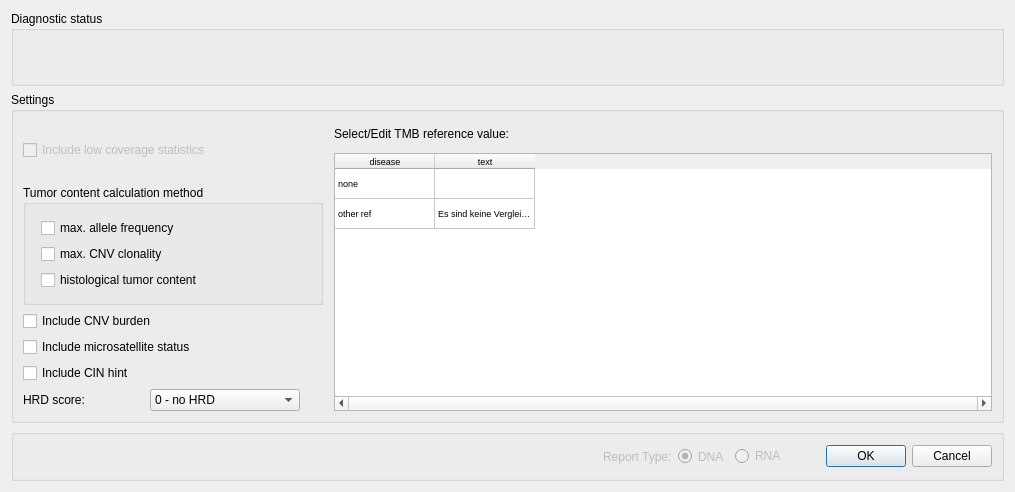
Qt form src/GSvar/SomaticReportDialog.ui (imgag/ngs-bits) before a commit.
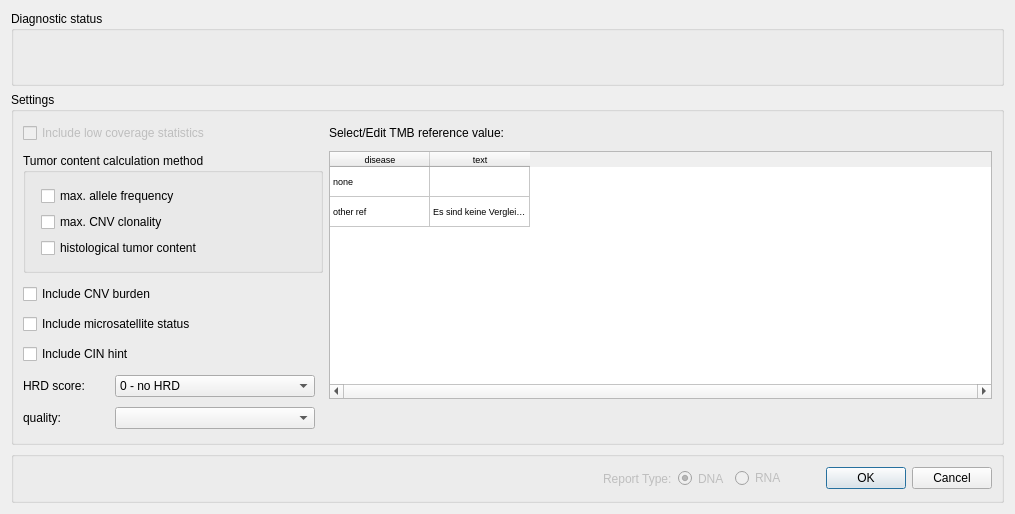
The same form after that commit.

Commit message: Added quality to settings

The edit to the form file:
```diff
--- a/src/GSvar/SomaticReportDialog.ui
+++ b/src/GSvar/SomaticReportDialog.ui
@@ -7,7 +7,7 @@
     <x>0</x>
     <y>0</y>
     <width>1015</width>
-    <height>492</height>
+    <height>514</height>
    </rect>
   </property>
   <property name="sizePolicy">
@@ -88,10 +88,7 @@
       <string>Settings</string>
      </property>
      <layout class="QGridLayout" name="gridLayout_3">
-      <property name="horizontalSpacing">
-       <number>11</number>
-      </property>
-      <item row="0" column="0" rowspan="2" colspan="2">
+      <item row="0" column="0" colspan="2">
        <widget class="QCheckBox" name="include_low_cov">
         <property name="enabled">
          <bool>false</bool>
@@ -120,7 +117,58 @@
         </property>
        </widget>
       </item>
-      <item row="1" column="2" rowspan="6">
+      <item row="1" column="0" colspan="2">
+       <widget class="QGroupBox" name="groupBox_3">
+        <property name="minimumSize">
+         <size>
+          <width>250</width>
+          <height>120</height>
+         </size>
+        </property>
+        <property name="maximumSize">
+         <size>
+          <width>375</width>
+          <height>120</height>
+         </size>
+        </property>
+        <property name="title">
+         <string>Tumor content calculation method</string>
+        </property>
+        <layout class="QGridLayout" name="gridLayout">
+         <property name="leftMargin">
+          <number>15</number>
+         </property>
+         <property name="topMargin">
+          <number>10</number>
+         </property>
+         <property name="verticalSpacing">
+          <number>3</number>
+         </property>
+         <item row="0" column="0">
+          <widget class="QCheckBox" name="include_max_tum_freq">
+           <property name="text">
+            <string>max. allele frequency</string>
+           </property>
+          </widget>
+         </item>
+         <item row="1" column="0">
+          <widget class="QCheckBox" name="include_max_clonality">
+           <property name="text">
+            <string>max. CNV clonality</string>
+           </property>
+          </widget>
+         </item>
+         <item row="2" column="0">
+          <widget class="QCheckBox" name="include_tum_content_histological">
+           <property name="text">
+            <string>histological tumor content</string>
+           </property>
+          </widget>
+         </item>
+        </layout>
+       </widget>
+      </item>
+      <item row="1" column="2" rowspan="5">
        <widget class="QTableWidget" name="tmb_reference">
         <property name="sizePolicy">
          <sizepolicy hsizetype="Expanding" vsizetype="Expanding">
@@ -218,57 +266,6 @@
        </widget>
       </item>
       <item row="2" column="0" colspan="2">
-       <widget class="QGroupBox" name="groupBox_3">
-        <property name="minimumSize">
-         <size>
-          <width>250</width>
-          <height>120</height>
-         </size>
-        </property>
-        <property name="maximumSize">
-         <size>
-          <width>375</width>
-          <height>120</height>
-         </size>
-        </property>
-        <property name="title">
-         <string>Tumor content calculation method</string>
-        </property>
-        <layout class="QGridLayout" name="gridLayout">
-         <property name="leftMargin">
-          <number>15</number>
-         </property>
-         <property name="topMargin">
-          <number>10</number>
-         </property>
-         <property name="verticalSpacing">
-          <number>3</number>
-         </property>
-         <item row="0" column="0">
-          <widget class="QCheckBox" name="include_max_tum_freq">
-           <property name="text">
-            <string>max. allele frequency</string>
-           </property>
-          </widget>
-         </item>
-         <item row="1" column="0">
-          <widget class="QCheckBox" name="include_max_clonality">
-           <property name="text">
-            <string>max. CNV clonality</string>
-           </property>
-          </widget>
-         </item>
-         <item row="2" column="0">
-          <widget class="QCheckBox" name="include_tum_content_histological">
-           <property name="text">
-            <string>histological tumor content</string>
-           </property>
-          </widget>
-         </item>
-        </layout>
-       </widget>
-      </item>
-      <item row="3" column="0" colspan="2">
        <widget class="QCheckBox" name="include_cnv_burden">
         <property name="minimumSize">
          <size>
@@ -281,7 +278,7 @@
         </property>
        </widget>
       </item>
-      <item row="4" column="0" colspan="2">
+      <item row="3" column="0" colspan="2">
        <widget class="QCheckBox" name="include_msi_status">
         <property name="minimumSize">
          <size>
@@ -294,7 +291,7 @@
         </property>
        </widget>
       </item>
-      <item row="5" column="0" colspan="2">
+      <item row="4" column="0" colspan="2">
        <widget class="QCheckBox" name="include_cin_hint">
         <property name="minimumSize">
          <size>
@@ -307,7 +304,7 @@
         </property>
        </widget>
       </item>
-      <item row="6" column="0">
+      <item row="5" column="0">
        <widget class="QLabel" name="label">
         <property name="maximumSize">
          <size>
@@ -320,7 +317,7 @@
         </property>
        </widget>
       </item>
-      <item row="6" column="1">
+      <item row="5" column="1">
        <widget class="QComboBox" name="hrd_score">
         <property name="sizePolicy">
          <sizepolicy hsizetype="Minimum" vsizetype="Fixed">
@@ -330,7 +327,7 @@
         </property>
         <property name="maximumSize">
          <size>
-          <width>150</width>
+          <width>200</width>
           <height>16777215</height>
          </size>
         </property>
@@ -366,6 +363,40 @@
         </item>
        </widget>
       </item>
+      <item row="6" column="0">
+       <widget class="QLabel" name="label_3">
+        <property name="maximumSize">
+         <size>
+          <width>70</width>
+          <height>16777215</height>
+         </size>
+        </property>
+        <property name="text">
+         <string>quality:</string>
+        </property>
+       </widget>
+      </item>
+      <item row="6" column="1">
+       <widget class="QComboBox" name="quality">
+        <property name="sizePolicy">
+         <sizepolicy hsizetype="Minimum" vsizetype="Fixed">
+          <horstretch>0</horstretch>
+          <verstretch>0</verstretch>
+         </sizepolicy>
+        </property>
+        <property name="maximumSize">
+         <size>
+          <width>200</width>
+          <height>16777215</height>
+         </size>
+        </property>
+        <item>
+         <property name="text">
+          <string/>
+         </property>
+        </item>
+       </widget>
+      </item>
      </layout>
     </widget>
    </item>
```
The commit also changes 8 other files.
